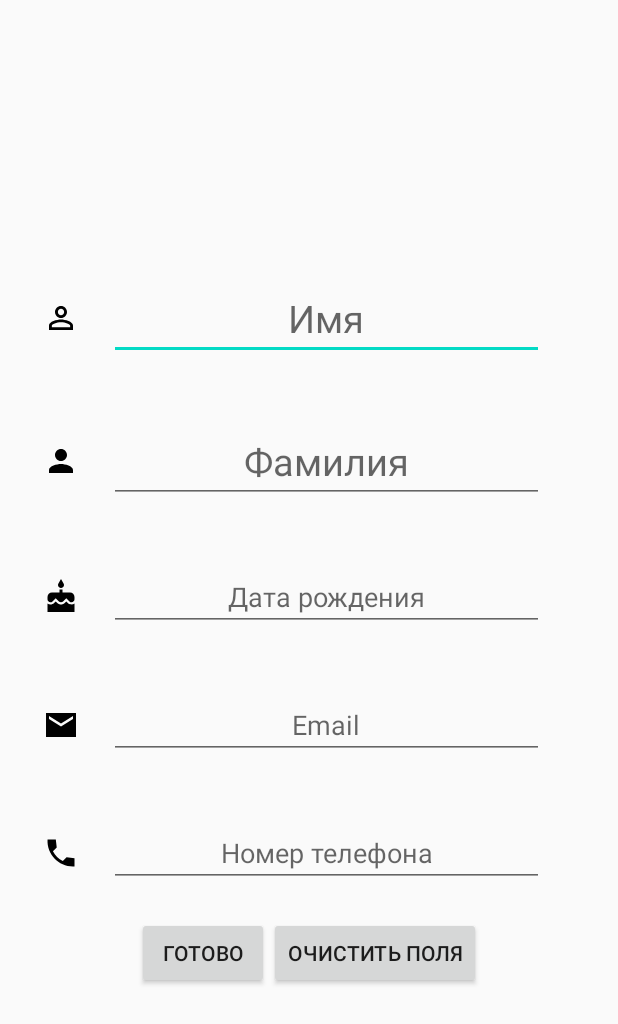
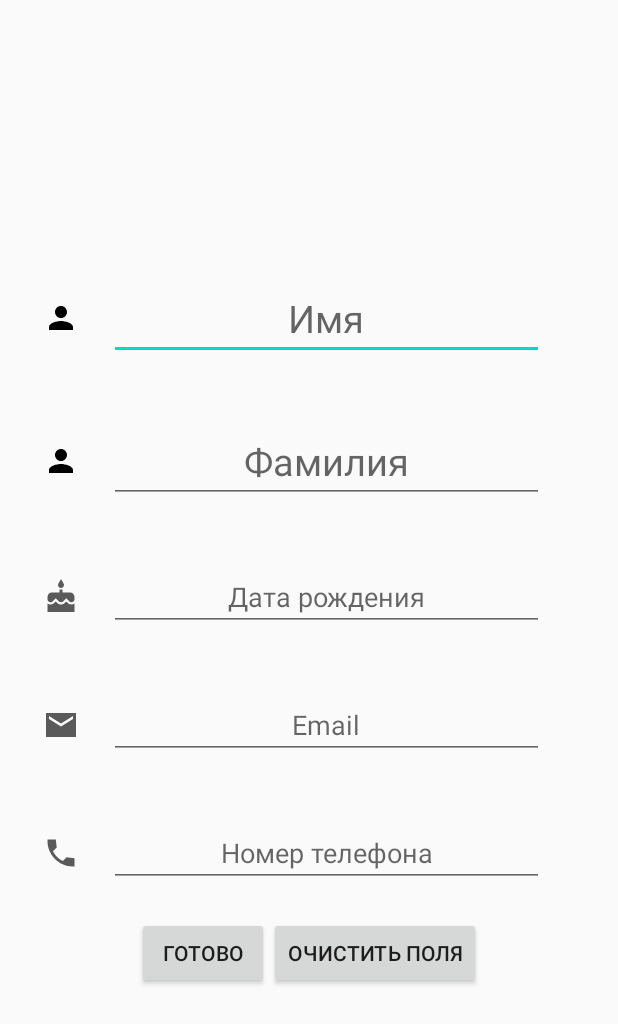
Before and after one commit to PotapovDmitriy/MyTestAndroidApplication, an Android app: the screen it shows after launch (SecondActivity), in the options menu, after a tap on "О бо мне", on a phone screen of 412 x 824 dp. Shown: the top 1024 px of the screen. Run offline under Robolectric (Android 15) with nearby library versions, the phone set to English and light mode, and no system bars.

Commit message:
Поменял цвет в меню

```diff
--- a/app/src/main/res/drawable/cake.xml
+++ b/app/src/main/res/drawable/cake.xml
@@ -4,6 +4,6 @@
     android:viewportWidth="24"
     android:viewportHeight="24">
   <path
-      android:fillColor="#FF000000"
+      android:fillColor="#5A5A5A"
       android:pathData="M12,6c1.11,0 2,-0.9 2,-2 0,-0.38 -0.1,-0.73 -0.29,-1.03L12,0l-1.71,2.97c-0.19,0.3 -0.29,0.65 -0.29,1.03 0,1.1 0.9,2 2,2zM16.53,15.92l-1,-1 -1.08,1.07c-1.3,1.3 -3.58,1.31 -4.89,0l-1.07,-1.07 -1.09,1.07C6.75,16.64 5.88,17 4.96,17c-0.73,0 -1.4,-0.23 -1.96,-0.61L3,22h18v-5.61c-0.75,0.51 -1.71,0.75 -2.74,0.52 -0.66,-0.14 -1.25,-0.51 -1.73,-0.99zM18,9h-5L13,7h-2v2L6,9c-1.66,0 -3,1.34 -3,3v1.54c0,1.08 0.88,1.96 1.96,1.96 0.52,0 1.02,-0.2 1.38,-0.57l2.14,-2.13 2.13,2.13c0.74,0.74 2.03,0.74 2.77,0l2.14,-2.13 2.13,2.13c0.37,0.37 0.86,0.57 1.38,0.57 1.08,0 1.96,-0.88 1.96,-1.96L20.99,12C21,10.34 19.66,9 18,9z"/>
 </vector>
--- a/app/src/main/res/drawable/email.xml
+++ b/app/src/main/res/drawable/email.xml
@@ -4,6 +4,6 @@
     android:viewportWidth="24"
     android:viewportHeight="24">
   <path
-      android:fillColor="#FF000000"
+      android:fillColor="#5A5A5A"
       android:pathData="M22,4L2.01,4v16L22,20L22,4zM20,8l-8,5 -8,-5L4,6l8,5 8,-5v2z"/>
 </vector>
--- a/app/src/main/res/drawable/input.xml
+++ b/app/src/main/res/drawable/input.xml
@@ -4,6 +4,6 @@
     android:viewportWidth="24"
     android:viewportHeight="24">
   <path
-      android:fillColor="#FF000000"
+      android:fillColor="#FFFFFF"
       android:pathData="M21,3.01H3c-1.1,0 -2,0.9 -2,2V9h2V4.99h18v14.03H3V15H1v4.01c0,1.1 0.9,1.98 2,1.98h18c1.1,0 2,-0.88 2,-1.98v-14c0,-1.11 -0.9,-2 -2,-2zM11,16l4,-4 -4,-4v3H1v2h10v3z"/>
 </vector>
--- a/app/src/main/res/drawable/phone.xml
+++ b/app/src/main/res/drawable/phone.xml
@@ -4,6 +4,6 @@
     android:viewportWidth="24"
     android:viewportHeight="24">
   <path
-      android:fillColor="#FF000000"
+      android:fillColor="#5A5A5A"
       android:pathData="M21,15.46l-5.27,-0.61 -2.52,2.52c-2.83,-1.44 -5.15,-3.75 -6.59,-6.59l2.53,-2.53L8.54,3H3.03C2.45,13.18 10.82,21.55 21,20.97v-5.51z"/>
 </vector>
--- a/app/src/main/res/drawable/racer.xml
+++ b/app/src/main/res/drawable/racer.xml
@@ -4,9 +4,9 @@
     android:viewportWidth="24"
     android:viewportHeight="24">
   <path
-      android:fillColor="#FF000000"
+      android:fillColor="#FFFFFF"
       android:pathData="M17,4.54m-2,0a2,2 0,1 1,4 0a2,2 0,1 1,-4 0"/>
   <path
-      android:fillColor="#FF000000"
+      android:fillColor="#FFFFFF"
       android:pathData="M14,17h-2c0,1.65 -1.35,3 -3,3s-3,-1.35 -3,-3 1.35,-3 3,-3v-2c-2.76,0 -5,2.24 -5,5s2.24,5 5,5 5,-2.24 5,-5zM17,13.5h-1.86l1.67,-3.67C17.42,8.5 16.44,7 14.96,7h-5.2c-0.81,0 -1.54,0.47 -1.87,1.2L7.22,10l1.92,0.53L9.79,9L12,9l-1.83,4.1c-0.6,1.33 0.39,2.9 1.85,2.9L17,16v5h2v-5.5c0,-1.1 -0.9,-2 -2,-2z"/>
 </vector>
--- a/app/src/main/res/drawable/redact.xml
+++ b/app/src/main/res/drawable/redact.xml
@@ -4,6 +4,6 @@
     android:viewportWidth="24"
     android:viewportHeight="24">
   <path
-      android:fillColor="#FF000000"
+      android:fillColor="#FFFFFF"
       android:pathData="M3,17.25V21h3.75L17.81,9.94l-3.75,-3.75L3,17.25zM20.71,7.04c0.39,-0.39 0.39,-1.02 0,-1.41l-2.34,-2.34c-0.39,-0.39 -1.02,-0.39 -1.41,0l-1.83,1.83 3.75,3.75 1.83,-1.83z"/>
 </vector>
--- a/app/src/main/res/layout/activity_third.xml
+++ b/app/src/main/res/layout/activity_third.xml
@@ -25,7 +25,7 @@
             <ImageView
                 android:layout_width="wrap_content"
                 android:layout_height="wrap_content"
-                android:src="@drawable/person_white" />
+                android:src="@drawable/person_black" />
 
             <TextView
                 android:id="@+id/tvName"
--- a/app/src/main/res/layout/second_activity.xml
+++ b/app/src/main/res/layout/second_activity.xml
@@ -19,7 +19,7 @@
             <ImageView
                 android:layout_width="wrap_content"
                 android:layout_height="wrap_content"
-                android:src="@drawable/person_white" />
+                android:src="@drawable/person_black" />
 
             <EditText
                 android:id="@+id/etName"
```
